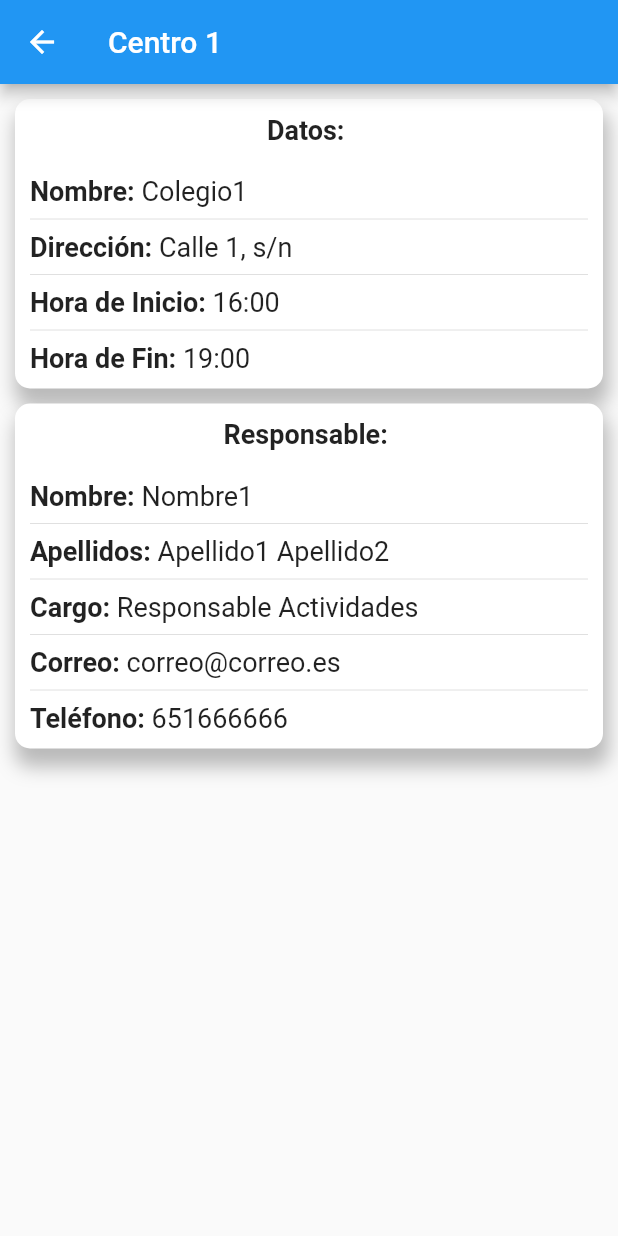
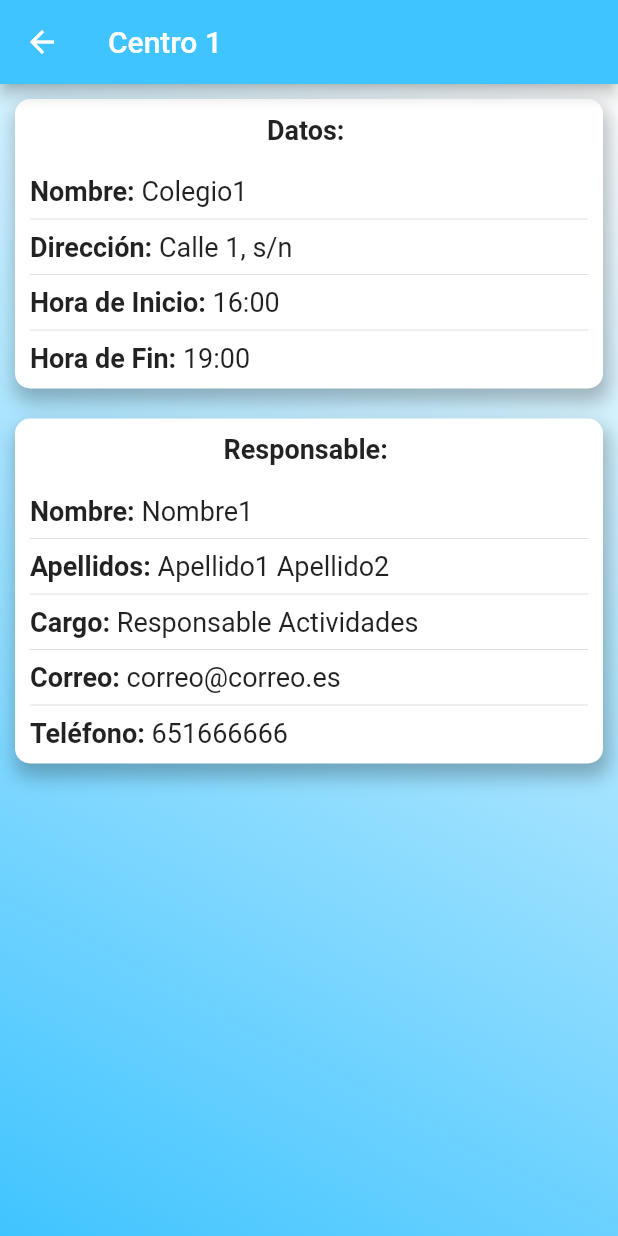
Before and after one commit to mganper/karateClassFlutter, a Flutter app: the CentroPage screen opened directly, on a phone screen of 412 x 824 dp. Run offline on Flutter 3.47's test engine with Material 2 defaults, Android fonts, the phone set to English and light mode, and no system bars; our stand-ins replace gradient_app_bar.

Commit message:
Add list pages and modified style oof pages.

```diff
--- a/tfg/lib/view/centro/centro_page.dart
+++ b/tfg/lib/view/centro/centro_page.dart
@@ -1,31 +1,34 @@
 import 'package:flutter/material.dart';
-import 'package:flutter/painting.dart';
+import 'package:tfg/view/utils/page_utils.dart';
 
 class CentroPage extends StatelessWidget {
+  final utils = PageUtils();
 
   @override
   Widget build(BuildContext context) {
     return Scaffold(
-      appBar: AppBar(
-        title: Text("Centro 1"),
-      ),
-      body: ListView(children: <Widget>[
+      appBar: utils.appBar(name: 'Centro 1'),
+      body: utils.gradientBackground(
+        content: ListView(
+          children: <Widget>[
             _cardCentro(),
             _cardResponsable(),
-      ]),
+          ],
+        ),
+      ),
     );
   }
 
   Widget _cardCentro() {
-    return Container(
-      child: Column(
-        mainAxisSize: MainAxisSize.min,
-        children: <Widget>[
+    return utils.container(
+      content: <Widget>[
         Text(
           'Datos: ',
           style: TextStyle(fontSize: 18.0, fontWeight: FontWeight.bold),
         ),
-          SizedBox(height: 20.0,),
+        SizedBox(
+          height: 20.0,
+        ),
         Row(
           mainAxisAlignment: MainAxisAlignment.start,
           children: <Widget>[
@@ -79,36 +82,19 @@ class CentroPage extends StatelessWidget {
           ],
         ),
       ],
-      ),
-      margin: EdgeInsets.only(left: 10.0, right: 10.0, top: 10.0),
-      padding:
-      EdgeInsets.only(top: 10.0, left: 10.0, bottom: 10.0, right: 10.0),
-      decoration: BoxDecoration(
-        borderRadius: BorderRadius.circular(10.0),
-        color: Colors.white,
-        boxShadow: <BoxShadow>[
-          BoxShadow(
-            color: Colors.black26,
-            blurRadius: 10.0,
-            spreadRadius: 2.0,
-            offset: Offset(2.0, 10.0),
-          ),
-        ],
-      ),
     );
   }
 
   Widget _cardResponsable() {
-    return Container(
-      child: Column(
-        mainAxisSize: MainAxisSize.min,
-
-        children: <Widget>[
+    return utils.container(
+      content: <Widget>[
         Text(
           'Responsable: ',
           style: TextStyle(fontSize: 18.0, fontWeight: FontWeight.bold),
         ),
-          SizedBox(height: 20.0,),
+        SizedBox(
+          height: 20.0,
+        ),
         Row(
           mainAxisAlignment: MainAxisAlignment.start,
           children: <Widget>[
@@ -176,22 +162,6 @@ class CentroPage extends StatelessWidget {
           ],
         ),
       ],
-      ),
-      margin: EdgeInsets.only(left: 10.0, right: 10.0, top: 10.0, bottom: 10.0),
-      padding:
-      EdgeInsets.only(top: 10.0, left: 10.0, bottom: 10.0, right: 10.0),
-      decoration: BoxDecoration(
-        borderRadius: BorderRadius.circular(10.0),
-        color: Colors.white,
-        boxShadow: <BoxShadow>[
-          BoxShadow(
-            color: Colors.black26,
-            blurRadius: 10.0,
-            spreadRadius: 2.0,
-            offset: Offset(2.0, 10.0),
-          ),
-        ],
-      ),
     );
   }
 }
--- /dev/null
+++ b/tfg/lib/view/utils/page_utils.dart
@@ -0,0 +1,66 @@
+import 'package:flutter/material.dart';
+import 'package:gradient_app_bar/gradient_app_bar.dart';
+
+class PageUtils {
+  EdgeInsets cardMargin = EdgeInsets.only(
+    top: 10.0,
+    left: 10.0,
+    bottom: 10.0,
+    right: 10.0,
+  );
+
+  EdgeInsets cardPadding = EdgeInsets.only(
+      top: 10.0,
+      left: 10.0,
+      bottom: 10.0,
+      right: 10.0,
+  );
+
+  BoxDecoration boxDecoration = BoxDecoration(
+    borderRadius: BorderRadius.circular(10.0),
+    color: Colors.white,
+    boxShadow: <BoxShadow>[
+      BoxShadow(
+        color: Colors.black26,
+        blurRadius: 10.0,
+        spreadRadius: 2.0,
+        offset: Offset(2.0, 7.0),
+      ),
+    ],
+  );
+
+  Widget appBar({String name}) {
+    return GradientAppBar(
+      title: Text(name),
+      backgroundColorStart: Colors.lightBlueAccent,
+      backgroundColorEnd: Colors.lightBlueAccent,
+    );
+  }
+
+  Widget gradientBackground({Widget content}) {
+    return Center(
+      child: Container(
+        decoration: BoxDecoration(
+            gradient: LinearGradient(
+                begin: Alignment.topRight,
+                end: Alignment.bottomLeft,
+                colors: [Colors.white, Colors.lightBlueAccent])),
+        child: Center(
+          child: content,
+        ),
+      ),
+    );
+  }
+
+  Widget container({List<Widget> content}){
+    return Container(
+      child: Column(
+        mainAxisSize: MainAxisSize.min,
+        children: content,
+      ),
+      margin: cardMargin,
+      padding: cardPadding,
+      decoration: boxDecoration,
+    );
+  }
+}
--- a/tfg/pubspec.yaml
+++ b/tfg/pubspec.yaml
@@ -17,6 +17,7 @@ environment:
   sdk: ">=2.1.0 <3.0.0"
 
 dependencies:
+  gradient_app_bar: ^0.0.1
   flutter:
     sdk: flutter
 
```
Also changed, not shown: tfg/lib/main.dart (+6 -1 lines), tfg/lib/view/alumno/alumno_page.dart (+24 -52 lines), tfg/lib/view/alumno/lista_alumnos_page.dart (+105 -0 lines), tfg/lib/view/centro/centro_list_page.dart (added, +35 -0 lines), tfg/lib/view/clase/clase_list_page.dart (added, +38 -0 lines), tfg/lib/view/clase/clase_page.dart (+21 -32 lines), tfg/lib/view/empleado/empleado_list_page.dart (added, +37 -0 lines), tfg/lib/view/empleado/empleado_page.dart (+14 -45 lines), tfg/pubspec.lock. Lines whose indentation alone changed are shown as unchanged.
